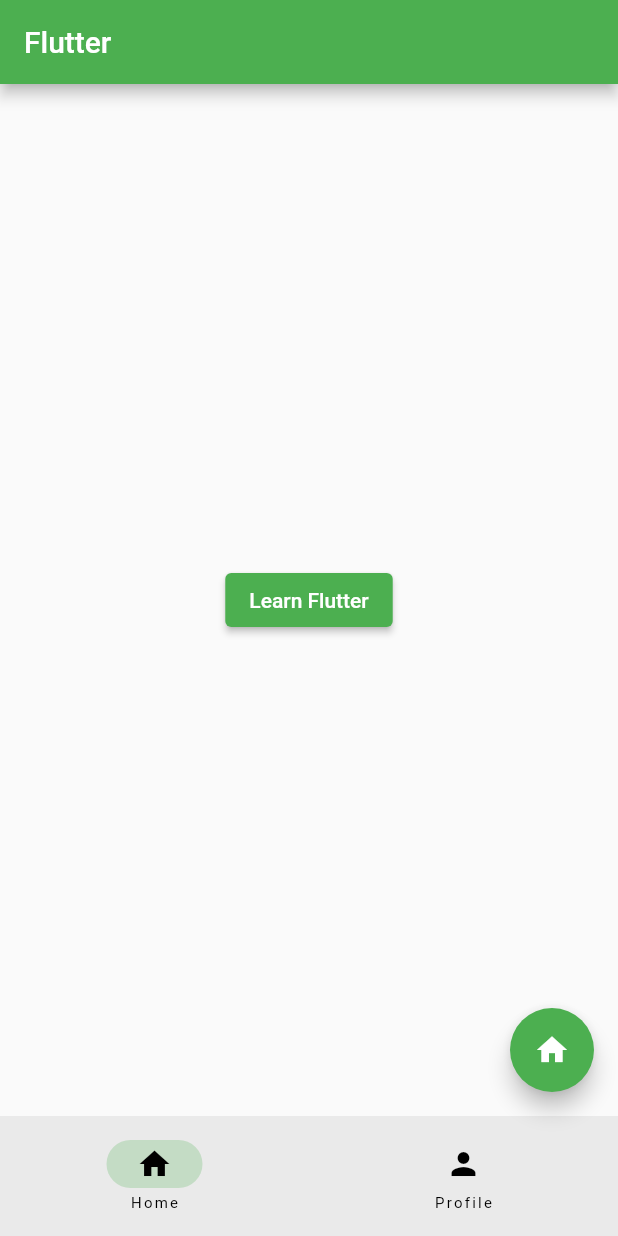
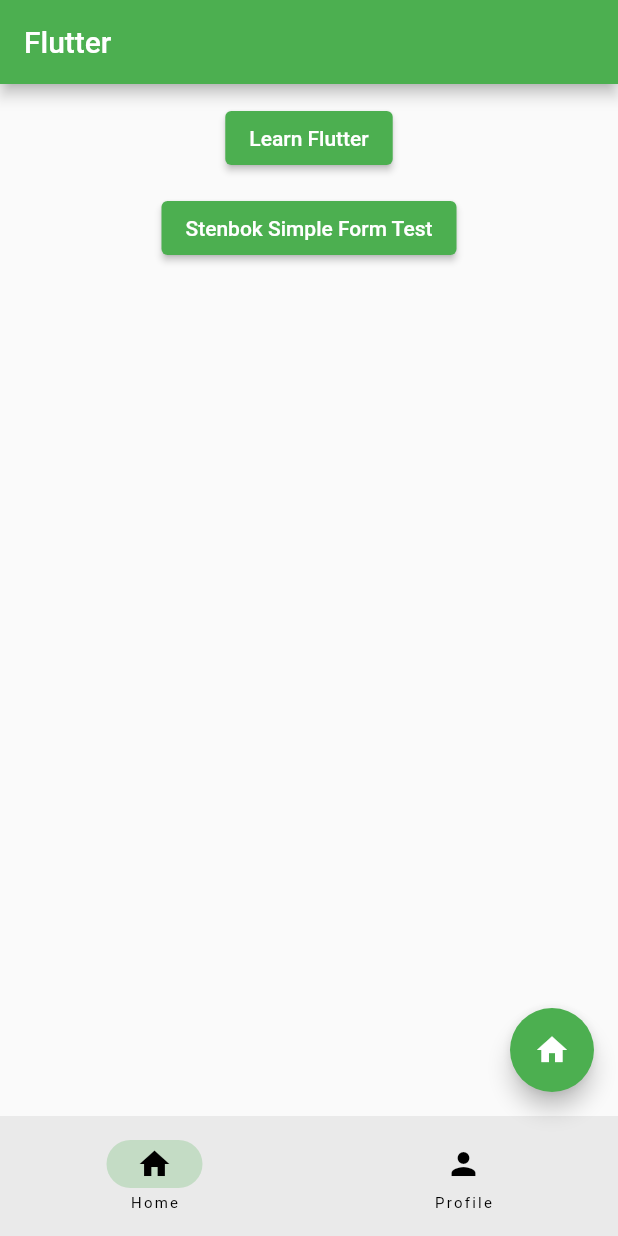
Before and after one commit to aHVpemhhbg/learn_flutter, a Flutter app: the screen it shows after launch, on a phone screen of 412 x 824 dp. Run offline on Flutter 3.47's test engine with Material 2 defaults, Android fonts, the phone set to English and light mode, and no system bars.

Commit message:
refactor: minor, separte pages from main

```diff
--- a/lib/home_page.dart
+++ /dev/null
@@ -1,17 +0,0 @@
-import 'package:flutter/material.dart';
-import 'package:learn_flutter/learn_flutter_page.dart';
-
-class HomePage extends StatelessWidget {
-  const HomePage({super.key});
-
-  @override
-  Widget build(BuildContext context) {
-    return Center(
-        child: ElevatedButton(
-            onPressed: () {
-              Navigator.of(context).push(MaterialPageRoute(builder: (BuildContext context){
-                return const LearnFlutterPage();
-              }));
-            }, child: const Text('Learn Flutter')));
-  }
-}
--- a/lib/main.dart
+++ b/lib/main.dart
@@ -1,6 +1,6 @@
 import 'package:flutter/material.dart';
-import 'package:learn_flutter/home_page.dart';
-import 'package:learn_flutter/profile_page.dart';
+import 'package:learn_flutter/pages/home_page.dart';
+import 'package:learn_flutter/pages/profile_page.dart';
 
 void main() {
   runApp(const MyApp());
--- /dev/null
+++ b/lib/pages/home_page.dart
@@ -0,0 +1,38 @@
+import 'package:flutter/material.dart';
+import 'package:learn_flutter/pages/learn_flutter_page.dart';
+import 'package:learn_flutter/pages/simple_form_page.dart';
+
+class HomePage extends StatelessWidget {
+  const HomePage({super.key});
+
+  @override
+  Widget build(BuildContext context) {
+    return Center(
+      heightFactor: 20,
+        child: Column(
+      children: [
+        const SizedBox(height: 12),
+        ElevatedButton(
+          onPressed: () {
+            Navigator.of(context).push(
+              MaterialPageRoute(builder: (BuildContext context) {
+                return const LearnFlutterPage();
+              }),
+            );
+          },
+          child: const Text('Learn Flutter'),
+        ),
+        const SizedBox(height: 12),
+        ElevatedButton(
+            onPressed: () {
+              Navigator.of(context).push(
+                MaterialPageRoute(builder: (BuildContext context) {
+                  return const SimpleForm();
+                }),
+              );
+            },
+            child: const Text('Stenbok Simple Form Test'))
+      ],
+    ));
+  }
+}
```
Also changed, not shown: lib/pages/simple_form_page.dart (added, +15 -0 lines), lib/pages/learn_flutter_page.dart (renamed from lib/learn_flutter_page.dart), lib/pages/profile_page.dart (renamed from lib/profile_page.dart), 1 other file.
